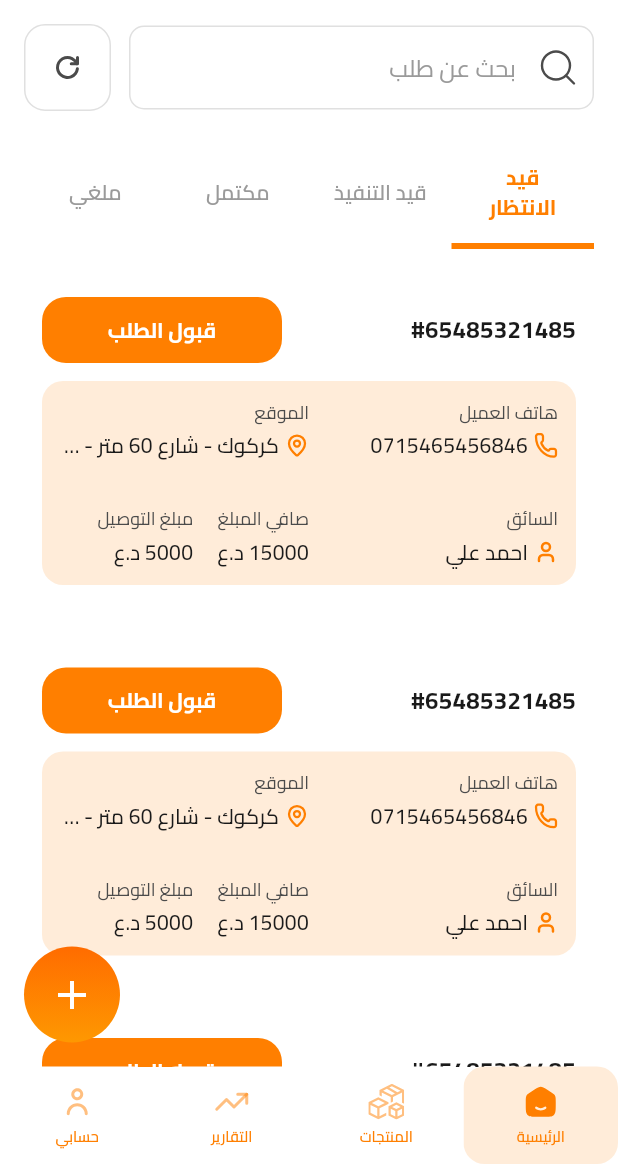
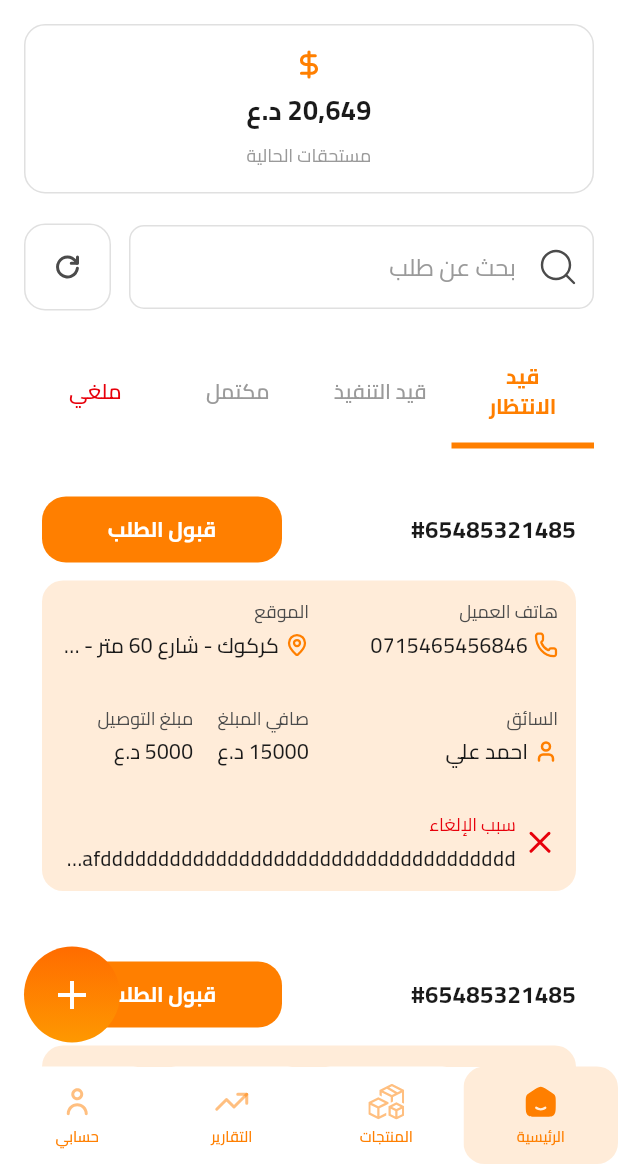
Before and after one commit to AhmedNasser24/Bastogah_app, a Flutter app: the screen it shows after launch, after a tap on an icon or button, on a phone screen of 412 x 824 dp, the part 72-1236 px from its top. Run offline on Flutter 3.47's test engine with Material 3 defaults, Android fonts, the phone set to English and light mode, and no system bars; our stand-ins replace easy_localization, flutter_svg, gap, go_router.

Commit message:
fix issue with grid view

```diff
--- a/assets/translations/ar.json
+++ b/assets/translations/ar.json
@@ -29,6 +29,7 @@
       "completed": "مكتمل",
       "cancelled": "ملغي"
     },
-    "search": "بحث عن طلب"
+    "search": "بحث عن طلب",
+    "current_dues" : "مستحقات الحالية"
   }
 }
--- a/lib/core/responsive_helper/responsive_size.dart
+++ b/lib/core/responsive_helper/responsive_size.dart
@@ -5,11 +5,11 @@ import 'size_config.dart';
 
 double responsiveSize(BuildContext context, double size) {
   double scaleFactor = getScaleFactor(context);
-  double lowerLimit = context.isMobile ? size * 1 : size * 1;
-  double upperLimit = context.isMobile ? size * 1 : size * 1;
-  size = size * scaleFactor;
+  // double lowerLimit = context.isMobile ? size * 1 : size * 1;
+  // double upperLimit = context.isMobile ? size * 1 : size * 1;
+  // size = size * scaleFactor;
 
-  return size.clamp(lowerLimit, upperLimit);
+  return size;
 }
 
 double getScaleFactor(BuildContext context) {
--- a/lib/core/theme/app_font_style.dart
+++ b/lib/core/theme/app_font_style.dart
@@ -24,6 +24,11 @@ class AppFontStyle {
     fontSize: responsiveSize(context, 16),
     fontWeight: FontWeight.bold,
   );
+  static TextStyle bold18Black1A(BuildContext context) => TextStyle(
+    color: AppColors.black1A,
+    fontSize: responsiveSize(context, 18),
+    fontWeight: FontWeight.bold,
+  );
   static TextStyle bold30black1A(BuildContext context) => TextStyle(
     color: AppColors.black1A,
     fontSize: responsiveSize(context, 30),
@@ -47,6 +52,11 @@ class AppFontStyle {
   );
   static TextStyle semibold14grey(BuildContext context) => TextStyle(
     color: AppColors.grey,
+    fontSize: responsiveSize(context, 14),
+    fontWeight: FontWeight.w600,
+  );
+  static TextStyle semibold14red(BuildContext context) => TextStyle(
+    color: AppColors.red,
     fontSize: responsiveSize(context, 14),
     fontWeight: FontWeight.w600,
   );
--- a/lib/core/theme/app_icons.dart
+++ b/lib/core/theme/app_icons.dart
@@ -21,6 +21,8 @@ class AppIcons {
   static const String iconsCancelIcon = "assets/icons/cancel_icon.svg";
 
   static const String iconsCheckIcon = "assets/icons/check_icon.svg";
+
+  static const String iconsDollarIcon = "assets/icons/dollar_icon.svg";
 
   static const String iconsEditIcon = "assets/icons/edit_icon.svg";
 
--- a/lib/features/merchant_feature/auth/presentation/widgets/merchant_login_button.dart
+++ b/lib/features/merchant_feature/auth/presentation/widgets/merchant_login_button.dart
@@ -14,7 +14,7 @@ class MerchantLoginButton extends StatelessWidget {
       title: 'merchant.login'.tr(),
       onTap: () {
         if (formKey.currentState!.validate()) {
-          context.go(RouteName.merchantLayout);
+          context.go(RouteName.merchantHome);
         }
       },
     );
--- a/lib/features/merchant_feature/home/presentation/views/merchant_home_view.dart
+++ b/lib/features/merchant_feature/home/presentation/views/merchant_home_view.dart
@@ -2,6 +2,7 @@ import 'package:bastogah_app/features/merchant_feature/home/presentation/widgets
 import 'package:flutter/material.dart';
 import 'package:gap/gap.dart';
 
+import '../widgets/current_dues.dart';
 import '../widgets/filters.dart';
 import '../widgets/merchant_order_items_grid_view.dart';
 
@@ -11,6 +12,8 @@ class MerchantHomeView extends StatelessWidget {
   Widget build(BuildContext context) {
     return const CustomScrollView(
       slivers: [
+        SliverToBoxAdapter(child: CurrentDues()),
+        SliverGap(20),
         SliverToBoxAdapter(child: SearchField()),
         SliverGap(20),
         SliverToBoxAdapter(child: Filters()),
--- /dev/null
+++ b/lib/features/merchant_feature/home/presentation/widgets/current_dues.dart
@@ -0,0 +1,39 @@
+import 'package:bastogah_app/core/theme/app_font_style.dart';
+import 'package:bastogah_app/core/theme/app_icons.dart';
+import 'package:easy_localization/easy_localization.dart';
+import 'package:flutter/material.dart';
+import 'package:flutter_svg/flutter_svg.dart';
+
+import '../../../../../core/theme/app_colors.dart';
+
+class CurrentDues extends StatelessWidget {
+  const CurrentDues({super.key});
+
+  @override
+  Widget build(BuildContext context) {
+    return SizedBox(
+      width: double.infinity,
+      child: Container(
+        padding: const EdgeInsets.all(16),
+        decoration: BoxDecoration(
+          borderRadius: BorderRadius.circular(14),
+          border: Border.all(color: AppColors.lightGrey, width: 1),
+        ),
+        child: Center(
+          child: Column(
+            spacing: 8,
+            mainAxisSize: MainAxisSize.min,
+            children: [
+              SvgPicture.asset(AppIcons.iconsDollarIcon),
+              Text("20,649 د.ع", style: AppFontStyle.bold18Black1A(context)),
+              Text(
+                "merchant.current_dues".tr(),
+                style: AppFontStyle.regular12grey(context),
+              ),
+            ],
+          ),
+        ),
+      ),
+    );
+  }
+}
--- a/lib/features/merchant_feature/home/presentation/widgets/filters.dart
+++ b/lib/features/merchant_feature/home/presentation/widgets/filters.dart
@@ -1,3 +1,4 @@
+import 'package:bastogah_app/core/enums/merchant_filter_enums.dart';
 import 'package:bastogah_app/core/theme/app_colors.dart';
 import 'package:bastogah_app/core/theme/app_font_style.dart';
 import 'package:flutter/material.dart';
@@ -47,6 +48,9 @@ class _FiltersState extends State<Filters> {
                   merchantFilters[index].title,
                   style: isSelcted(index)
                       ? AppFontStyle.bold14Primary(context)
+                      : merchantFilters[index].filter ==
+                            MerchantFilterEnums.cancelled
+                      ? AppFontStyle.semibold14red(context)
                       : AppFontStyle.semibold14grey(context),
                   textAlign: TextAlign.center,
                 ),
--- a/lib/features/merchant_feature/home/presentation/widgets/merchant_order_item.dart
+++ b/lib/features/merchant_feature/home/presentation/widgets/merchant_order_item.dart
@@ -31,37 +31,33 @@ class MerchantOrderItem extends StatelessWidget {
               const AcceptOrderButton(),
             ],
           ),
-          const Gap(12),
+          const SizedBox(height: 12),
           Container(
             padding: const EdgeInsets.all(12.0),
             decoration: BoxDecoration(
               color: AppColors.yellow,
               borderRadius: BorderRadius.circular(14.0),
             ),
-            child: Row(
+            child: Column(
+              spacing: 30,
+              children: [
+                const Row(
                   crossAxisAlignment: CrossAxisAlignment.start,
                   children: [
                     Flexible(
                       child: Column(
-                    mainAxisAlignment: MainAxisAlignment.spaceBetween,
                         crossAxisAlignment: CrossAxisAlignment.start,
                         spacing: 30,
                         children: [
-                      const CustomerPhone(phoneNumber: "0715465456846"),
+                          CustomerPhone(phoneNumber: "0715465456846"),
                           // Spacer(),
-                      const Driver(driverName: "احمد علي"),
-                      if (selectedFilter == MerchantFilterEnums.cancelled)
-                        const CancelReason(
-                          reason:
-                              "afdddddddddddddddddddddddddالعميل طلب إلغاء الطلب",
-                        ),
+                          Driver(driverName: "احمد علي"),
                         ],
                       ),
                     ),
                     // Spacer(),
-                const Flexible(
+                    Flexible(
                       child: Column(
-                    mainAxisAlignment: MainAxisAlignment.spaceBetween,
                         crossAxisAlignment: CrossAxisAlignment.start,
                         spacing: 30,
                         children: [
@@ -72,12 +68,19 @@ class MerchantOrderItem extends StatelessWidget {
                             crossAxisAlignment: CrossAxisAlignment.start,
                             children: [
                               Flexible(child: NetAmount(amount: "15000")),
-                          Gap(16),
+                              SizedBox(width: 16),
                               Flexible(child: DeliveryAmount(amount: "5000")),
                             ],
                           ),
                         ],
                       ),
+                    ),
+                  ],
+                ),
+                if (selectedFilter == MerchantFilterEnums.cancelled)
+                  const CancelReason(
+                    reason:
+                        "afddddddddddddddddddddddddddddddddddddddddddddddddddddddddddddddddddddddddddddddddddالعميل طلب إلغاء الطلب",
                   ),
               ],
             ),
--- a/lib/features/merchant_feature/home/presentation/widgets/merchant_order_items_grid_view.dart
+++ b/lib/features/merchant_feature/home/presentation/widgets/merchant_order_items_grid_view.dart
@@ -6,15 +6,15 @@ import 'merchant_order_item.dart';
 class MerchantOrderItemsGridView extends StatelessWidget {
   const MerchantOrderItemsGridView({super.key});
 
-  final MerchantFilterEnums selectedFilter = MerchantFilterEnums.inprogress;
+  final MerchantFilterEnums selectedFilter = MerchantFilterEnums.cancelled;
 
   @override
   Widget build(BuildContext context) {
     return SliverGrid.builder(
       gridDelegate: SliverGridDelegateWithMaxCrossAxisExtent(
         maxCrossAxisExtent: 800,
-        mainAxisSpacing: 12,
-        crossAxisSpacing: 12,
+        mainAxisSpacing: 0,
+        crossAxisSpacing: 0,
         mainAxisExtent: selectedFilter == MerchantFilterEnums.cancelled
             ? 310
             : 235,
--- a/pubspec.yaml
+++ b/pubspec.yaml
@@ -29,6 +29,7 @@ environment:
 # versions available, run `flutter pub outdated`.
 dependencies:
   cupertino_icons: ^1.0.8
+  dotted_border: ^3.1.0
   easy_localization: ^3.0.8
   flutter:
     sdk: flutter
@@ -86,7 +87,6 @@ flutter:
   #
   # For details regarding fonts from package dependencies,
   # see https://flutter.dev/to/font-from-package
-
 #!=======================LAUNCHER ICON========================
 flutter_assets:
   assets_path: assets/icons
@@ -95,6 +95,7 @@ flutter_assets:
   ignore_comments: true
   field_prefix: null
   classname: AppIcons
+
 #!=======================IMAGES========================
 # flutter_assets:
 #   assets_path: assets/images
```
Also changed, not shown: assets/icons/dollar_icon.svg (added), pubspec.lock. Lines whose indentation alone changed are shown as unchanged.
